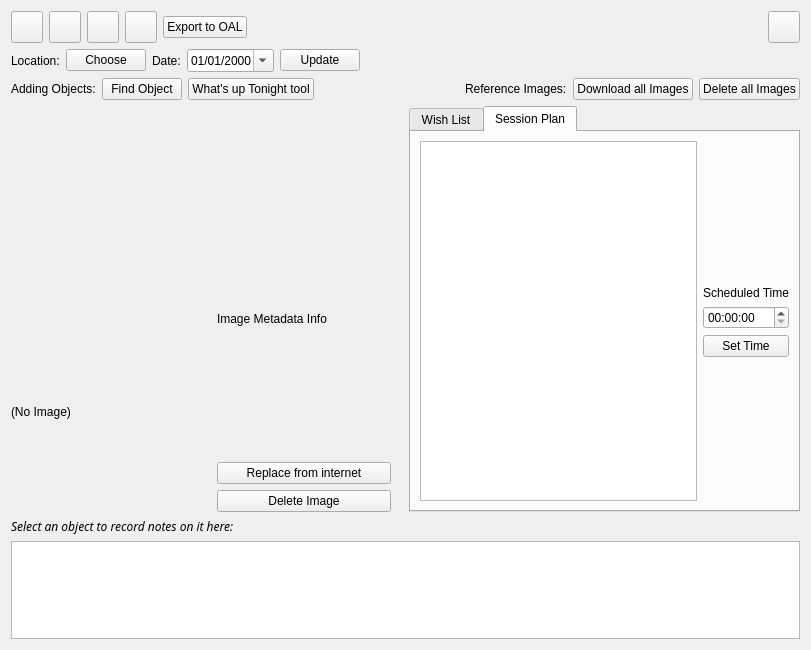
Qt form kstars/tools/observinglist.ui (KDE/kstars) before a commit.
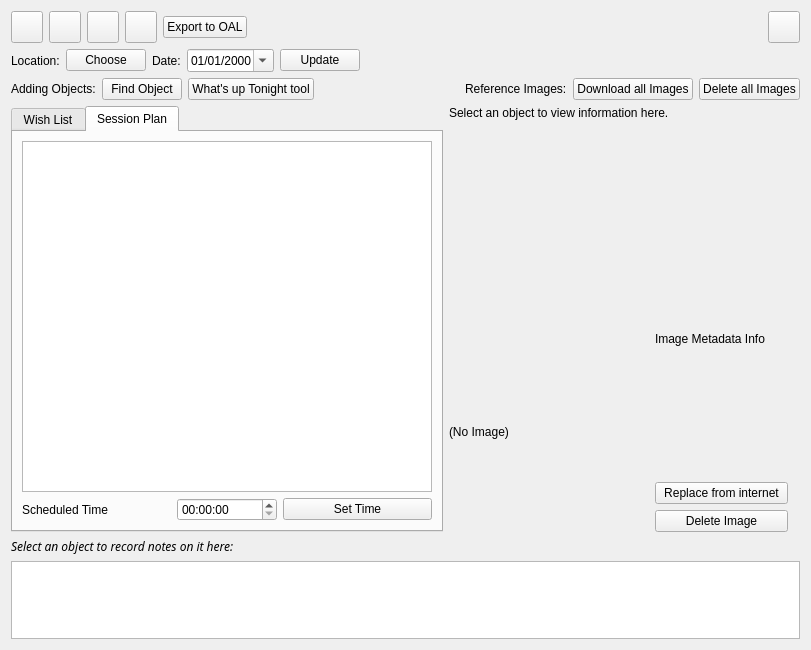
The same form after that commit. The open tabs and pages were chosen to show the change. Custom widgets are drawn as their Qt base class.

Commit message: Finish up restructuring of Observing List UI

Patch:
```diff
--- a/kstars/tools/observinglist.ui
+++ b/kstars/tools/observinglist.ui
@@ -11,7 +11,7 @@
    </rect>
   </property>
   <property name="sizePolicy">
-   <sizepolicy hsizetype="Preferred" vsizetype="Minimum">
+   <sizepolicy hsizetype="Preferred" vsizetype="Fixed">
     <horstretch>0</horstretch>
     <verstretch>0</verstretch>
    </sizepolicy>
@@ -381,11 +381,135 @@
      <property name="sizeConstraint">
       <enum>QLayout::SetMinimumSize</enum>
      </property>
+     <item>
+      <widget class="QTabWidget" name="tabWidget">
+       <property name="sizePolicy">
+        <sizepolicy hsizetype="Expanding" vsizetype="Expanding">
+         <horstretch>0</horstretch>
+         <verstretch>0</verstretch>
+        </sizepolicy>
+       </property>
+       <property name="minimumSize">
+        <size>
+         <width>0</width>
+         <height>202</height>
+        </size>
+       </property>
+       <property name="currentIndex">
+        <number>0</number>
+       </property>
+       <widget class="QWidget" name="WishList">
+        <attribute name="title">
+         <string>Wish List</string>
+        </attribute>
+        <layout class="QVBoxLayout">
+         <item>
+          <widget class="QTableView" name="WishListView">
+           <property name="sizePolicy">
+            <sizepolicy hsizetype="Expanding" vsizetype="MinimumExpanding">
+             <horstretch>0</horstretch>
+             <verstretch>0</verstretch>
+            </sizepolicy>
+           </property>
+           <property name="editTriggers">
+            <set>QAbstractItemView::NoEditTriggers</set>
+           </property>
+           <property name="alternatingRowColors">
+            <bool>true</bool>
+           </property>
+           <property name="selectionBehavior">
+            <enum>QAbstractItemView::SelectRows</enum>
+           </property>
+           <property name="showGrid">
+            <bool>false</bool>
+           </property>
+           <property name="sortingEnabled">
+            <bool>true</bool>
+           </property>
+          </widget>
+         </item>
+        </layout>
+       </widget>
+       <widget class="QWidget" name="Session">
+        <attribute name="title">
+         <string>Session Plan</string>
+        </attribute>
+        <layout class="QVBoxLayout" name="verticalLayout_5">
+         <item>
+          <widget class="QTableView" name="SessionView">
+           <property name="sizePolicy">
+            <sizepolicy hsizetype="Expanding" vsizetype="Expanding">
+             <horstretch>0</horstretch>
+             <verstretch>0</verstretch>
+            </sizepolicy>
+           </property>
+           <property name="editTriggers">
+            <set>QAbstractItemView::NoEditTriggers</set>
+           </property>
+           <property name="alternatingRowColors">
+            <bool>true</bool>
+           </property>
+           <property name="selectionBehavior">
+            <enum>QAbstractItemView::SelectRows</enum>
+           </property>
+           <property name="showGrid">
+            <bool>false</bool>
+           </property>
+           <property name="sortingEnabled">
+            <bool>true</bool>
+           </property>
+          </widget>
+         </item>
+         <item>
+          <layout class="QHBoxLayout" name="horizontalLayout_5">
+           <item>
+            <widget class="QLabel" name="scheduledTimeLabel">
+             <property name="text">
+              <string>Scheduled Time</string>
+             </property>
+            </widget>
+           </item>
+           <item>
+            <widget class="QTimeEdit" name="TimeEdit">
+             <property name="sizePolicy">
+              <sizepolicy hsizetype="Preferred" vsizetype="Preferred">
+               <horstretch>0</horstretch>
+               <verstretch>0</verstretch>
+              </sizepolicy>
+             </property>
+             <property name="maximumSize">
+              <size>
+               <width>100</width>
+               <height>30</height>
+              </size>
+             </property>
+            </widget>
+           </item>
+           <item>
+            <widget class="QPushButton" name="SetTime">
+             <property name="text">
+              <string>Set Time</string>
+             </property>
+            </widget>
+           </item>
+          </layout>
+         </item>
+        </layout>
+       </widget>
+      </widget>
+     </item>
      <item>
       <layout class="QVBoxLayout" name="verticalLayout_2">
        <property name="sizeConstraint">
         <enum>QLayout::SetDefaultConstraint</enum>
        </property>
+       <item>
+        <widget class="QLabel" name="quickInfoLabel">
+         <property name="text">
+          <string>Select an object to view information here.</string>
+         </property>
+        </widget>
+       </item>
        <item>
         <widget class="AVTPlotWidget" name="avt">
          <property name="enabled">
@@ -501,143 +625,6 @@
        </item>
       </layout>
      </item>
-     <item>
-      <widget class="QTabWidget" name="tabWidget">
-       <property name="sizePolicy">
-        <sizepolicy hsizetype="Preferred" vsizetype="MinimumExpanding">
-         <horstretch>0</horstretch>
-         <verstretch>0</verstretch>
-        </sizepolicy>
-       </property>
-       <property name="minimumSize">
-        <size>
-         <width>0</width>
-         <height>202</height>
-        </size>
-       </property>
-       <property name="currentIndex">
-        <number>0</number>
-       </property>
-       <widget class="QWidget" name="WishList">
-        <attribute name="title">
-         <string>Wish List</string>
-        </attribute>
-        <layout class="QVBoxLayout">
-         <item>
-          <widget class="QTableView" name="WishListView">
-           <property name="sizePolicy">
-            <sizepolicy hsizetype="Expanding" vsizetype="Preferred">
-             <horstretch>0</horstretch>
-             <verstretch>0</verstretch>
-            </sizepolicy>
-           </property>
-           <property name="editTriggers">
-            <set>QAbstractItemView::NoEditTriggers</set>
-           </property>
-           <property name="alternatingRowColors">
-            <bool>true</bool>
-           </property>
-           <property name="selectionBehavior">
-            <enum>QAbstractItemView::SelectRows</enum>
-           </property>
-           <property name="showGrid">
-            <bool>false</bool>
-           </property>
-           <property name="sortingEnabled">
-            <bool>true</bool>
-           </property>
-          </widget>
-         </item>
-        </layout>
-       </widget>
-       <widget class="QWidget" name="Session">
-        <attribute name="title">
-         <string>Session Plan</string>
-        </attribute>
-        <layout class="QHBoxLayout">
-         <item>
-          <widget class="QTableView" name="SessionView">
-           <property name="editTriggers">
-            <set>QAbstractItemView::NoEditTriggers</set>
-           </property>
-           <property name="alternatingRowColors">
-            <bool>true</bool>
-           </property>
-           <property name="selectionBehavior">
-            <enum>QAbstractItemView::SelectRows</enum>
-           </property>
-           <property name="showGrid">
-            <bool>false</bool>
-           </property>
-           <property name="sortingEnabled">
-            <bool>true</bool>
-           </property>
-          </widget>
-         </item>
-         <item>
-          <layout class="QVBoxLayout">
-           <item>
-            <spacer name="verticalSpacer">
-             <property name="orientation">
-              <enum>Qt::Vertical</enum>
-             </property>
-             <property name="sizeHint" stdset="0">
-              <size>
-               <width>20</width>
-               <height>40</height>
-              </size>
-             </property>
-            </spacer>
-           </item>
-           <item>
-            <widget class="QLabel" name="scheduledTimeLabel">
-             <property name="text">
-              <string>Scheduled Time</string>
-             </property>
-            </widget>
-           </item>
-           <item>
-            <widget class="QTimeEdit" name="TimeEdit">
-             <property name="sizePolicy">
-              <sizepolicy hsizetype="Preferred" vsizetype="Preferred">
-               <horstretch>0</horstretch>
-               <verstretch>0</verstretch>
-              </sizepolicy>
-             </property>
-             <property name="maximumSize">
-              <size>
-               <width>100</width>
-               <height>30</height>
-              </size>
-             </property>
-            </widget>
-           </item>
-           <item>
-            <widget class="QPushButton" name="SetTime">
-             <property name="text">
-              <string>Set Time</string>
-             </property>
-            </widget>
-           </item>
-           <item>
-            <spacer name="verticalSpacer_3">
-             <property name="orientation">
-              <enum>Qt::Vertical</enum>
-             </property>
-             <property name="sizeHint" stdset="0">
-              <size>
-               <width>20</width>
-               <height>40</height>
-              </size>
-             </property>
-            </spacer>
-           </item>
-          </layout>
-         </item>
-        </layout>
-       </widget>
-      </widget>
-     </item>
     </layout>
    </item>
    <item>
```
